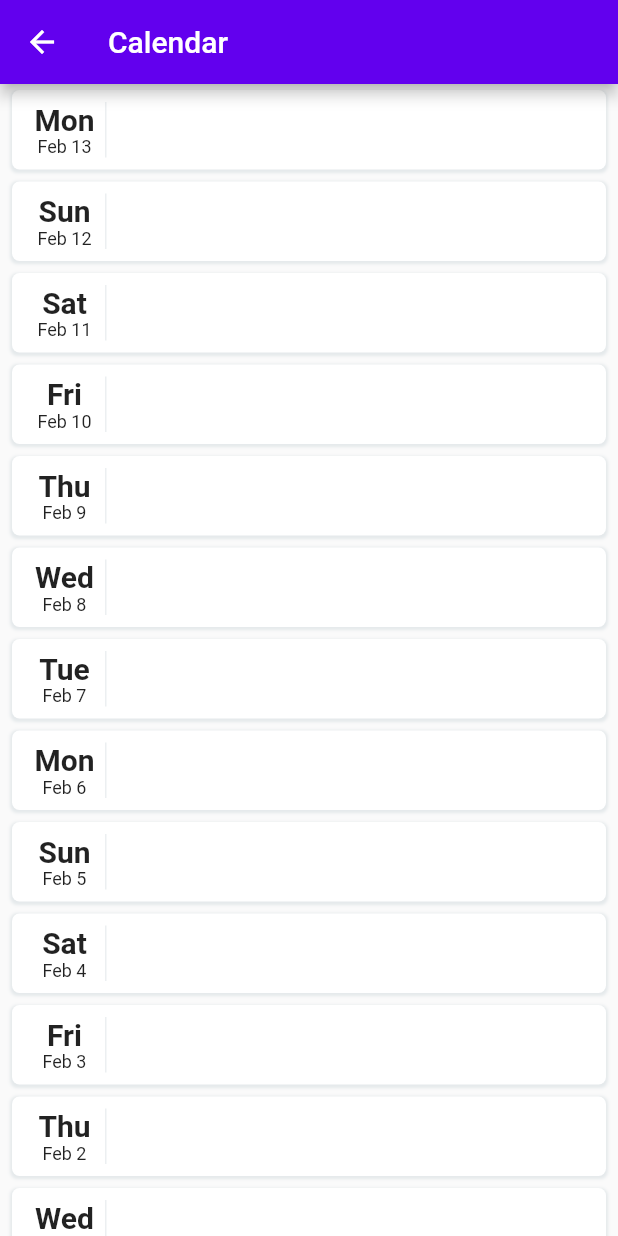
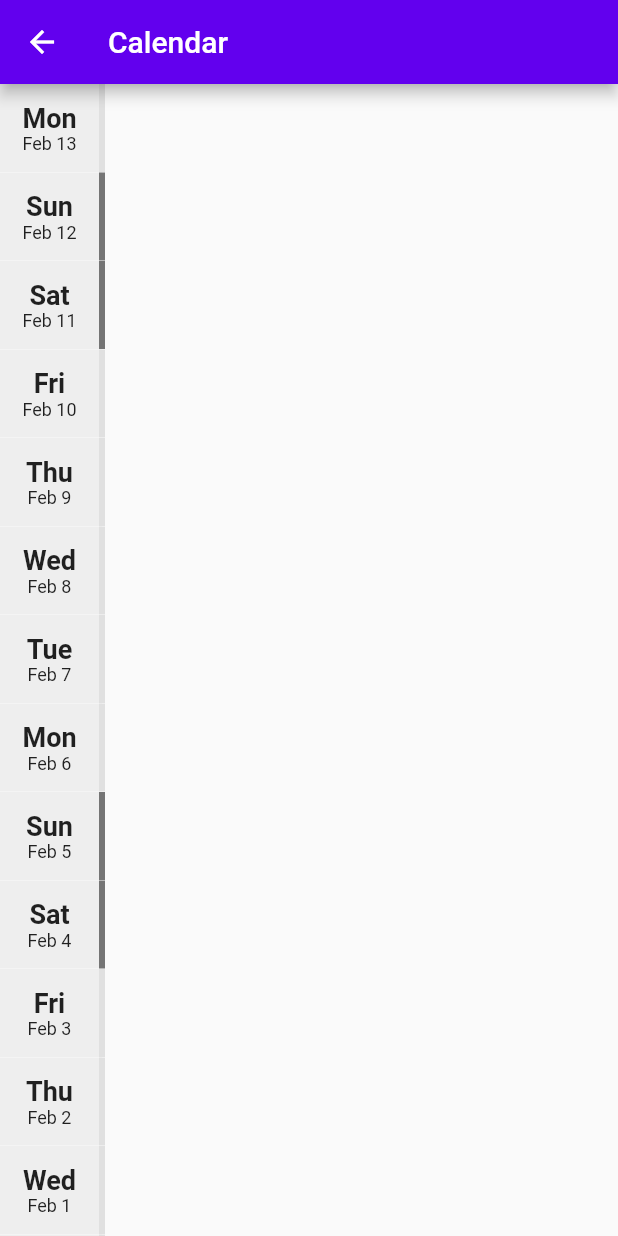
Before and after one commit to procterw/per-diem, a Flutter app: the DayListScreen screen opened directly, on a phone screen of 412 x 824 dp. Run offline on Flutter 3.47's test engine with Material 2 defaults, Android fonts, the phone set to English and light mode, and no system bars; our stand-ins replace cloud_firestore, firebase_auth, firebase_core, flutter_riverpod; missing offline and left inert: dart:ffi, infinite_listview; accounts and stored records are empty.

Commit message:
Updates to date row layout

```diff
--- a/lib/date_row.dart
+++ b/lib/date_row.dart
@@ -1,4 +1,5 @@
 import 'package:flutter/material.dart';
+import 'package:infinite_listview/infinite_listview.dart';
 import 'dates.dart';
 import 'classes.dart';
 import 'entry_screen/entry_screen.dart';
@@ -11,20 +12,26 @@ class _DateHeader extends StatelessWidget {
 
   @override
   Widget build(BuildContext context) {
+    final dayOfWeek = getDayOfWeek(date);
+    var bgColor = Colors.grey.shade300;
+    if (dayOfWeek == 'Sat' || dayOfWeek == 'Sun') {
+      bgColor = Colors.grey.shade600;
+    }
+
     return Container(
-        width: 55,
-        padding: const EdgeInsets.symmetric(vertical: 0),
+        width: 70,
+        padding: const EdgeInsets.symmetric(vertical: 12),
         decoration: BoxDecoration(
-          border: BorderDirectional(
-              end: BorderSide(color: Colors.blueGrey.shade50)),
-        ),
+            color: Colors.grey.shade200,
+            border:
+                BorderDirectional(end: BorderSide(color: bgColor, width: 4))),
         child: Column(
             // crossAxisAlignment: CrossAxisAlignment.start,
             // mainAxisAlignment: MainAxisAlignment.start,
+            // crossAxisAlignment: CrossAxisAlignment.stretch,
             children: [
-              Text(getDayOfWeek(date),
-                  style: TextStyle(fontSize: 20, fontWeight: FontWeight.bold)),
-              // const SizedBox(width: 24),
+              Text(dayOfWeek,
+                  style: TextStyle(fontSize: 18, fontWeight: FontWeight.bold)),
               Text(getDate(date), style: const TextStyle(fontSize: 12)),
             ]));
   }
@@ -38,16 +45,32 @@ class ActivityPreview extends StatelessWidget {
   @override
   Widget build(BuildContext context) {
     return Container(
-        padding: const EdgeInsets.symmetric(vertical: 0, horizontal: 6),
-        child: Column(
+        padding: EdgeInsets.symmetric(vertical: 4),
+        // color: Colors.grey.shade100,
+        child: Row(crossAxisAlignment: CrossAxisAlignment.start, children: [
+          ActivityIcon(type: activity.type),
+          const SizedBox(width: 8, height: 8),
+          Column(
             crossAxisAlignment: CrossAxisAlignment.start,
             // mainAxisAlignment: MainAxisAlignment.start,
             children: [
-            ActivityLabel(type: activity.type),
-            Text(activity.note),
+              Text(activity.type,
+                  style: TextStyle(fontWeight: FontWeight.bold)),
+              Text(
+                activity.notePreview,
+                maxLines: 1,
+                style: TextStyle(overflow: TextOverflow.fade),
+              ),
+              // Flexible(
+              //     child: Text(
+              //   activity.notePreview,
+              //   maxLines: 1,
+              //   style: TextStyle(overflow: TextOverflow.fade),
+              // )),
               // Flexible(child: Text(activity.note, overflow: TextOverflow.ellipsis)),
             ],
-        ));
+          )
+        ]));
   }
 }
 
@@ -73,22 +96,7 @@ class _DateRowContent extends StatelessWidget {
 
   @override
   Widget build(BuildContext context) {
-    return Container(
-      padding: const EdgeInsets.symmetric(vertical: 8, horizontal: 8),
-      margin: const EdgeInsets.symmetric(vertical: 4, horizontal: 8),
-      decoration: BoxDecoration(
-        color: Colors.white,
-        // border: Border.all(color: Colors.blueGrey.shade200),
-        borderRadius: BorderRadius.all(Radius.circular(5)),
-        boxShadow: [
-          BoxShadow(
-              color: Colors.blueGrey.shade100.withOpacity(0.5),
-              spreadRadius: 1,
-              blurRadius: 1,
-              offset: Offset(0, 1))
-        ],
-      ),
-      child: InkWell(
+    return InkWell(
       onTap: () {
         Navigator.push(
           context,
@@ -97,27 +105,19 @@ class _DateRowContent extends StatelessWidget {
           }),
         );
       },
+      // child: IntrinsicHeight( child:
       child: Row(
         crossAxisAlignment: CrossAxisAlignment.start,
         children: [
           _DateHeader(date: entry.dateString),
-            Column(
+          Container(
+              padding: EdgeInsets.symmetric(vertical: 8, horizontal: 8),
+              child: Column(
                   crossAxisAlignment: CrossAxisAlignment.start,
                   children: entry.activities
                       .map((a) => ActivityPreview(activity: a))
-                    .toList()),
-            // Container(
-            //     height: 16,
-            //     decoration: BoxDecoration(
-            //         gradient: LinearGradient(
-            //             begin: Alignment.topCenter,
-            //             end: Alignment.bottomCenter,
-            //             colors: [
-            //           Colors.grey.shade50,
-            //           Colors.grey.shade300,
-            //         ])))
+                      .toList())),
         ],
-        ),
       ),
     );
   }
--- a/lib/day_list_screen.dart
+++ b/lib/day_list_screen.dart
@@ -115,12 +115,9 @@ class _DayList extends StatelessWidget {
 
   @override
   Widget build(BuildContext context) {
-    return CustomScrollView(
-      // reverse: true,
-      slivers: [
-        SliverList(
-          delegate:
-              SliverChildBuilderDelegate((BuildContext context, int index) {
+    return ListView.separated(
+        itemCount: dateList.length,
+        itemBuilder: (BuildContext context, int index) {
           final int date = dateList[index];
 
           try {
@@ -129,9 +126,12 @@ class _DayList extends StatelessWidget {
           } catch (e) {
             return EmptyDateRow(date: date);
           }
-          }, childCount: dateList.length),
-        )
-      ],
+        },
+        separatorBuilder: (BuildContext context, int index) {
+          return Divider(
+            height: 0,
+            color: Colors.grey.shade50,
           );
+        });
   }
 }
```
Also changed, not shown: lib/activity_label.dart (+31 -0 lines), lib/classes.dart (+21 -4 lines). Lines whose indentation alone changed are shown as unchanged.
